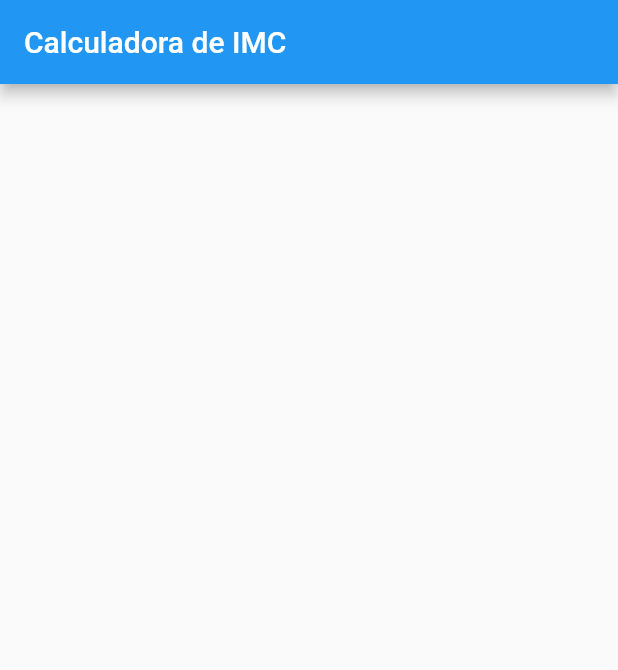
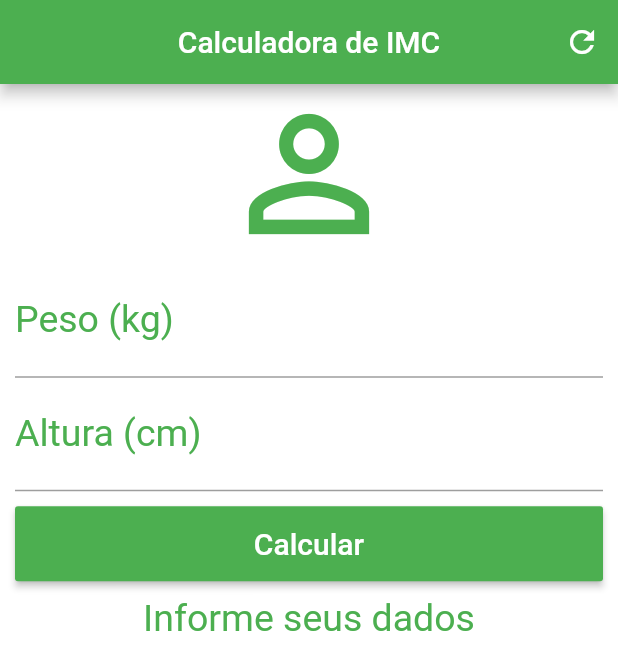
Before and after one commit to rafarvns/Curso-Flutter-Udemy-by-Daniel-Ciolfi, a Flutter app: the screen it shows after launch, on a phone screen of 412 x 824 dp. Shown: the top 670 px of the screen. Run offline on Flutter 3.47's test engine with Material 2 defaults, Android fonts, the phone set to English and light mode, and no system bars.

Commit message:
- pré finalização da calculadora de IMC

```diff
--- a/app02_calculadora_de_imc/lib/main.dart
+++ b/app02_calculadora_de_imc/lib/main.dart
@@ -1,7 +1,6 @@
-
 import 'package:flutter/material.dart';
 
-void main(){
+void main() {
   runApp(MaterialApp(
     home: Home(),
   ));
@@ -13,14 +12,95 @@ class Home extends StatefulWidget {
 }
 
 class _HomeState extends State<Home> {
+  TextEditingController weightController = TextEditingController();
+  TextEditingController heightController = TextEditingController();
+
+  String _infoText = "Informe seus dados";
+
+  void _resetFields() {
+    weightController.text = "";
+    heightController.text = "";
+    setState(() {
+      _infoText = "Informe seus dados";
+    });
+  }
+
+  void _calculate() {
+    setState(() {
+      double weight = double.parse(weightController.text) / 100;
+      double height = double.parse(heightController.text) / 100;
+      double imc = weight / (height * height);
+      print(imc);
+      if (imc < 18.6) {
+        _infoText = "Abaixo do peso {${imc.toStringAsPrecision(4)}}";
+      }
+    });
+  }
+
   @override
   Widget build(BuildContext context) {
     return Scaffold(
-      appBar: AppBar(
-        title: Text(
-          "Calculadora de IMC"
+        appBar: AppBar(
+          title: Text("Calculadora de IMC"),
+          centerTitle: true,
+          backgroundColor: Colors.green,
+          actions: <Widget>[
+            IconButton(
+              icon: Icon(Icons.refresh),
+              onPressed: () {
+                _resetFields();
+              },
+            )
+          ],
         ),
-      ),
-    );
+        backgroundColor: Colors.white,
+        body: SingleChildScrollView(
+          padding: EdgeInsets.fromLTRB(10.0, 0.0, 10.0, 0.0),
+          child: Column(
+            crossAxisAlignment: CrossAxisAlignment.stretch,
+            children: <Widget>[
+              Icon(Icons.person_outline, size: 120.0, color: Colors.green),
+              TextField(
+                keyboardType: TextInputType.number,
+                decoration: InputDecoration(
+                    labelText: "Peso (kg)",
+                    labelStyle: TextStyle(color: Colors.green)),
+                textAlign: TextAlign.center,
+                style: TextStyle(color: Colors.green, fontSize: 25),
+                controller: weightController,
+              ),
+              TextField(
+                keyboardType: TextInputType.number,
+                decoration: InputDecoration(
+                    labelText: "Altura (cm)",
+                    labelStyle: TextStyle(color: Colors.green)),
+                textAlign: TextAlign.center,
+                style: TextStyle(color: Colors.green, fontSize: 25),
+                controller: heightController,
+              ),
+              Padding(
+                padding: EdgeInsets.only(top: 10.0, bottom: 10.0),
+                child: Container(
+                  height: 50.0,
+                  child: RaisedButton(
+                    onPressed: () {
+                      _calculate();
+                    },
+                    child: Text(
+                      "Calcular",
+                      style: TextStyle(color: Colors.white, fontSize: 20.0),
+                    ),
+                    color: Colors.green,
+                  ),
+                ),
+              ),
+              Text(
+                _infoText,
+                textAlign: TextAlign.center,
+                style: TextStyle(color: Colors.green, fontSize: 25.0),
+              )
+            ],
+          ),
+        ));
   }
 }
```
